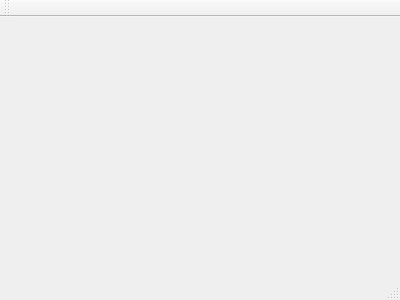
Old version of the form mainwindow.ui in the repository Faelwen/QtLoginApp.
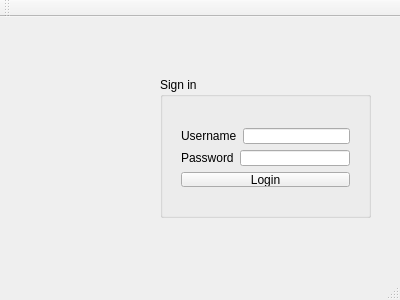
New version of the form.

Diff of the .ui file:
```diff
--- a/mainwindow.ui
+++ b/mainwindow.ui
@@ -12,13 +12,89 @@
   <property name="windowTitle" >
    <string>MainWindow</string>
   </property>
-  <widget class="QMenuBar" name="menuBar" />
-  <widget class="QToolBar" name="mainToolBar" />
-  <widget class="QWidget" name="centralWidget" />
-  <widget class="QStatusBar" name="statusBar" />
+  <widget class="QWidget" name="centralWidget">
+   <widget class="QGroupBox" name="groupBox">
+    <property name="geometry">
+     <rect>
+      <x>160</x>
+      <y>60</y>
+      <width>211</width>
+      <height>141</height>
+     </rect>
+    </property>
+    <property name="title">
+     <string>Sign in</string>
+    </property>
+    <widget class="QWidget" name="">
+     <property name="geometry">
+      <rect>
+       <x>10</x>
+       <y>40</y>
+       <width>191</width>
+       <height>81</height>
+      </rect>
+     </property>
+     <layout class="QVBoxLayout" name="verticalLayout">
+      <item>
+       <layout class="QHBoxLayout" name="horizontalLayout">
+        <item>
+         <widget class="QLabel" name="label">
+          <property name="text">
+           <string>Username</string>
+          </property>
+         </widget>
+        </item>
+        <item>
+         <widget class="QLineEdit" name="lineEdit_username"/>
+        </item>
+       </layout>
+      </item>
+      <item>
+       <layout class="QHBoxLayout" name="horizontalLayout_2">
+        <item>
+         <widget class="QLabel" name="label_2">
+          <property name="text">
+           <string>Password</string>
+          </property>
+         </widget>
+        </item>
+        <item>
+         <widget class="QLineEdit" name="lineEdit_password"/>
+        </item>
+       </layout>
+      </item>
+      <item>
+       <widget class="QPushButton" name="pushButton_login">
+        <property name="text">
+         <string>Login</string>
+        </property>
+       </widget>
+      </item>
+     </layout>
+    </widget>
+   </widget>
+  </widget>
+  <widget class="QMenuBar" name="menuBar">
+   <property name="geometry">
+    <rect>
+     <x>0</x>
+     <y>0</y>
+     <width>400</width>
+     <height>21</height>
+    </rect>
+   </property>
+  </widget>
+  <widget class="QToolBar" name="mainToolBar">
+   <attribute name="toolBarArea">
+    <enum>TopToolBarArea</enum>
+   </attribute>
+   <attribute name="toolBarBreak">
+    <bool>false</bool>
+   </attribute>
+  </widget>
+  <widget class="QStatusBar" name="statusBar"/>
  </widget>
- <layoutDefault spacing="6" margin="11" />
- <pixmapfunction></pixmapfunction>
+ <layoutdefault spacing="6" margin="11"/>
  <resources/>
  <connections/>
 </ui>
```
Left out of the diff: 7 changed lines with no effect on the pictures.
